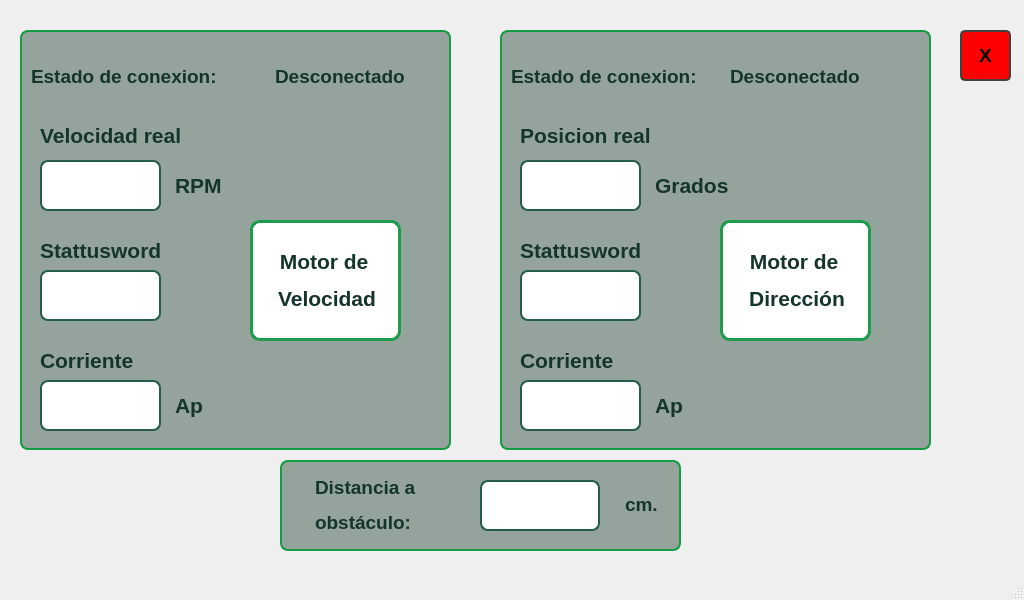
Old version of the form mainwindow.ui in the repository WenceslaoFB/InterfazAGV_QT.
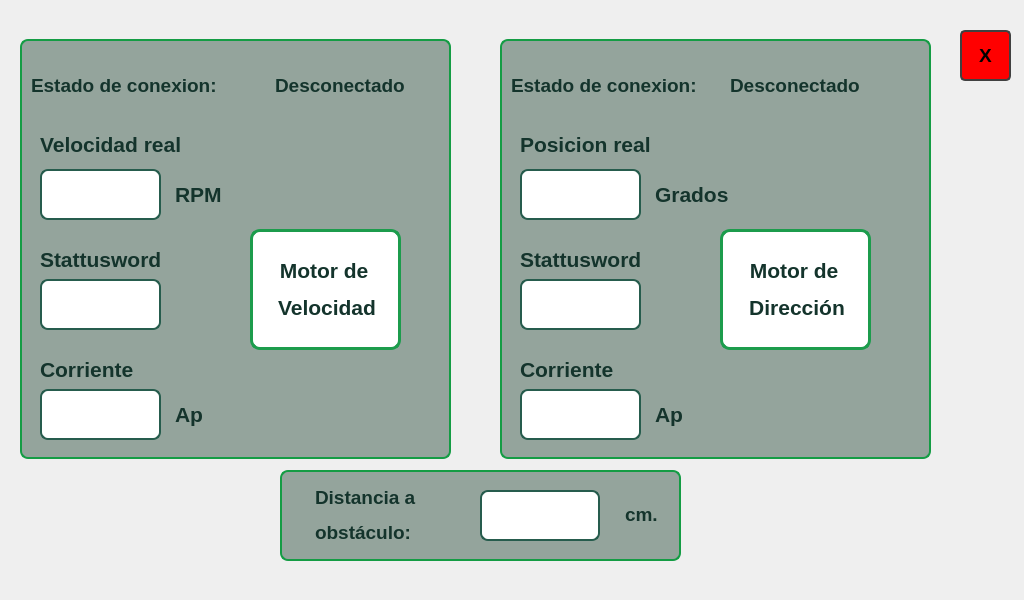
New version of the form. The open tabs and pages were chosen to show the change.

Commit message: tamaño interfaz arreglado

```diff
--- a/mainwindow.ui
+++ b/mainwindow.ui
@@ -3477,7 +3477,7 @@
       <property name="geometry">
        <rect>
         <x>30</x>
-        <y>110</y>
+        <y>119</y>
         <width>211</width>
         <height>51</height>
        </rect>
@@ -3490,7 +3490,7 @@
       <property name="geometry">
        <rect>
         <x>30</x>
-        <y>160</y>
+        <y>169</y>
         <width>121</width>
         <height>51</height>
        </rect>
@@ -3517,7 +3517,7 @@
       <property name="geometry">
        <rect>
         <x>30</x>
-        <y>230</y>
+        <y>239</y>
         <width>241</width>
         <height>41</height>
        </rect>
@@ -3530,7 +3530,7 @@
       <property name="geometry">
        <rect>
         <x>30</x>
-        <y>270</y>
+        <y>279</y>
         <width>121</width>
         <height>51</height>
        </rect>
@@ -3557,7 +3557,7 @@
       <property name="geometry">
        <rect>
         <x>30</x>
-        <y>340</y>
+        <y>349</y>
         <width>191</width>
         <height>41</height>
        </rect>
@@ -3570,7 +3570,7 @@
       <property name="geometry">
        <rect>
         <x>30</x>
-        <y>380</y>
+        <y>389</y>
         <width>121</width>
         <height>51</height>
        </rect>
@@ -3597,7 +3597,7 @@
       <property name="geometry">
        <rect>
         <x>510</x>
-        <y>110</y>
+        <y>119</y>
         <width>171</width>
         <height>51</height>
        </rect>
@@ -3610,7 +3610,7 @@
       <property name="geometry">
        <rect>
         <x>510</x>
-        <y>230</y>
+        <y>239</y>
         <width>211</width>
         <height>41</height>
        </rect>
@@ -3623,7 +3623,7 @@
       <property name="geometry">
        <rect>
         <x>510</x>
-        <y>380</y>
+        <y>389</y>
         <width>121</width>
         <height>51</height>
        </rect>
@@ -3644,7 +3644,7 @@
       <property name="geometry">
        <rect>
         <x>510</x>
-        <y>160</y>
+        <y>169</y>
         <width>121</width>
         <height>51</height>
        </rect>
@@ -3665,7 +3665,7 @@
       <property name="geometry">
        <rect>
         <x>510</x>
-        <y>340</y>
+        <y>349</y>
         <width>131</width>
         <height>41</height>
        </rect>
@@ -3678,7 +3678,7 @@
       <property name="geometry">
        <rect>
         <x>510</x>
-        <y>270</y>
+        <y>279</y>
         <width>121</width>
         <height>51</height>
        </rect>
@@ -3699,7 +3699,7 @@
       <property name="geometry">
        <rect>
         <x>10</x>
-        <y>30</y>
+        <y>39</y>
         <width>431</width>
         <height>420</height>
        </rect>
@@ -3808,7 +3808,7 @@
       <property name="geometry">
        <rect>
         <x>490</x>
-        <y>30</y>
+        <y>39</y>
         <width>431</width>
         <height>420</height>
        </rect>
@@ -3904,7 +3904,7 @@
       <property name="geometry">
        <rect>
         <x>270</x>
-        <y>460</y>
+        <y>470</y>
         <width>401</width>
         <height>91</height>
        </rect>
@@ -4020,7 +4020,7 @@
       <property name="geometry">
        <rect>
         <x>240</x>
-        <y>220</y>
+        <y>229</y>
         <width>151</width>
         <height>121</height>
        </rect>
@@ -4043,7 +4043,7 @@
       <property name="geometry">
        <rect>
         <x>710</x>
-        <y>220</y>
+        <y>229</y>
         <width>151</width>
         <height>121</height>
        </rect>
@@ -4211,17 +4211,6 @@
     </widget>
    </widget>
   </widget>
-  <widget class="QMenuBar" name="menubar">
-   <property name="geometry">
-    <rect>
-     <x>0</x>
-     <y>0</y>
-     <width>1024</width>
-     <height>21</height>
-    </rect>
-   </property>
-  </widget>
-  <widget class="QStatusBar" name="statusbar"/>
  </widget>
  <resources/>
  <connections/>
```
Left out of the diff: 34 changed lines with no effect on the pictures.
